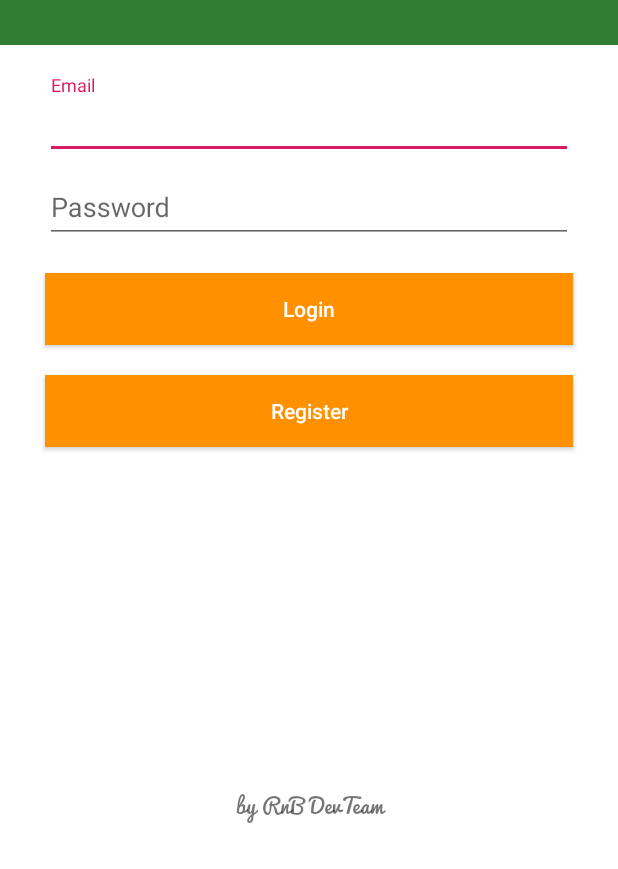
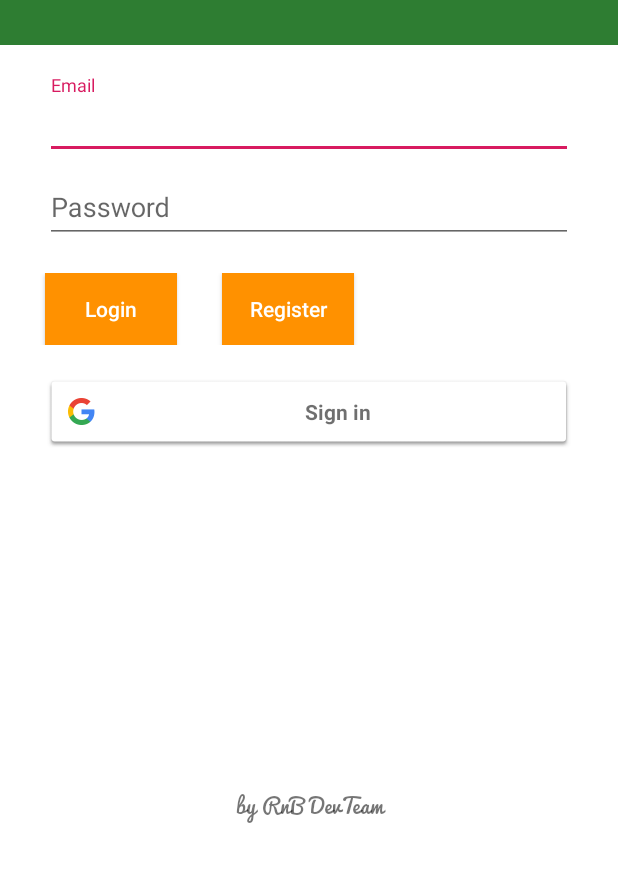
Before and after one commit to rioadhii/BelajarYuk2, an Android app: the screen it shows after launch (Login), on a phone screen of 412 x 824 dp, the part 367-1236 px from its top. Run offline under Robolectric (Android 15) with nearby library versions, the phone set to English and light mode, and no system bars; our stand-ins replace Firebase (no records; nobody signed in at launch, a user with empty details on screens opened directly).

Commit message:
fix login

```diff
--- a/app/build.gradle
+++ b/app/build.gradle
@@ -32,7 +32,7 @@ dependencies {
     annotationProcessor 'com.github.bumptech.glide:compiler:4.9.0'
     implementation 'com.github.andyxialm:ColorDialog:1.0.0'
     implementation 'com.google.android.gms:play-services-auth:11.8.0' // ADDED
-
+    implementation 'com.firebaseui:firebase-ui-auth:3.2.2'
     implementation 'com.google.firebase:firebase-auth:11.8.0'
     implementation 'com.google.firebase:firebase-database:11.8.0'
     implementation 'com.google.firebase:firebase-storage:11.8.0'
--- a/app/src/main/java/com/esaunggul/doayuk/Login.java
+++ b/app/src/main/java/com/esaunggul/doayuk/Login.java
@@ -1,5 +1,6 @@
 package com.esaunggul.doayuk;
 
+import android.app.Activity;
 import android.app.ProgressDialog;
 import android.content.Intent;
 import android.graphics.Typeface;
@@ -16,6 +17,12 @@ import android.widget.EditText;
 import android.widget.TextView;
 import android.widget.Toast;
 
+import com.google.android.gms.auth.api.signin.GoogleSignIn;
+import com.google.android.gms.auth.api.signin.GoogleSignInAccount;
+import com.google.android.gms.auth.api.signin.GoogleSignInClient;
+import com.google.android.gms.auth.api.signin.GoogleSignInOptions;
+import com.google.android.gms.common.SignInButton;
+import com.google.android.gms.common.api.ApiException;
 import com.google.android.gms.tasks.OnCompleteListener;
 import com.google.android.gms.tasks.Task;
 import com.google.firebase.FirebaseApp;
@@ -28,6 +35,8 @@ import com.google.firebase.database.FirebaseDatabase;
 public class Login extends AppCompatActivity implements View.OnClickListener{
     private static final String TAG = "LoginActivity";
     private DatabaseReference mDatabase;
+    private SignInButton googleSignInButton;
+    private GoogleSignInClient googleSignInClient;
 
     private TextView labelAplikasi;
     private TextView labelAuthor;
@@ -49,6 +58,20 @@ public class Login extends AppCompatActivity implements View.OnClickListener{
         session = new SessionManager(getApplicationContext());
         mDatabase = FirebaseDatabase.getInstance().getReference();
         mAuth = FirebaseAuth.getInstance();
+        googleSignInButton = findViewById(R.id.sign_in_button);
+        GoogleSignInOptions gso = new GoogleSignInOptions.Builder(GoogleSignInOptions.DEFAULT_SIGN_IN)
+                .requestEmail()
+                .build();
+        googleSignInClient = GoogleSignIn.getClient(this, gso);
+        googleSignInButton.setOnClickListener(new View.OnClickListener() {
+            @Override
+            public void onClick(View v) {
+                Intent signInIntent = googleSignInClient.getSignInIntent();
+                loadingProgress.setMessage("Harap menunggu...");
+                loadingProgress.show();
+                startActivityForResult(signInIntent, 101);
+            }
+        });
 
         labelAplikasi = findViewById(R.id.labelAplikasi);
         labelAuthor = findViewById(R.id.labelAuthor);
@@ -67,42 +90,6 @@ public class Login extends AppCompatActivity implements View.OnClickListener{
         //nambahin method onClick, biar tombolnya bisa diklik
         btnLogin.setOnClickListener(this);
         btnRegister.setOnClickListener(this);
-
-        /*btnLogin.setOnClickListener(new View.OnClickListener() {
-            @Override
-            public void onClick(View v) {
-                if(TextUtils.isEmpty(txtUsername.getText())){
-                    txtUsername.setError( "Harap mengisi username!" );
-                }
-                else if (TextUtils.isEmpty(txtPassword.getText())){
-                    txtPassword.setError( "Harap mengisi password!" );
-                }
-                else{
-                    loadingProgress.setMessage("Harap menunggu...");
-                    loadingProgress.show();
-                    new Handler().postDelayed(new Runnable() {
-
-                        @Override
-                        public void run() {
-                            String username = txtUsername.getText().toString();
-                            String password = txtPassword.getText().toString();
-                            if (password.equals("123456")){
-                                session.createLoginSession(username);
-                                Intent intent = new Intent(Login.this, MainActivity.class);
-                                startActivity(intent);
-                                finish();
-                            }
-                            else{
-                                Toast.makeText(Login.this, "Username atau Password anda salah.",
-                                        Toast.LENGTH_LONG).show();
-                            }
-                            loadingProgress.dismiss();
-                            //whatever you want just you have to launch overhere.
-                        }
-                    }, 1000);//just mention the time when you want to launch your action
-                }
-            }
-        });*/
     }
 
     //fungsi signin untuk mengkonfirmasi data pengguna yang sudah mendaftar sebelumnya
@@ -194,7 +181,7 @@ public class Login extends AppCompatActivity implements View.OnClickListener{
         writeNewAdmin(user.getUid(), username, user.getEmail());
 
         // Go to MainActivity
-        session.createLoginSession(username);
+        session.createLoginSession(username, "Basic");
         Intent intent = new Intent(Login.this, MainActivity.class);
         startActivity(intent);
         finish();
@@ -254,4 +241,49 @@ public class Login extends AppCompatActivity implements View.OnClickListener{
             signUp();
         }
     }
+
+    @Override
+    public void onActivityResult(int requestCode, int resultCode, Intent data) {
+        super.onActivityResult(requestCode, resultCode, data);
+        loadingProgress.hide();
+        if (resultCode == Activity.RESULT_OK)
+            switch (requestCode) {
+                case 101:
+                    try {
+                        // The Task returned from this call is always completed, no need to attach
+                        // a listener.
+                        Task<GoogleSignInAccount> task = GoogleSignIn.getSignedInAccountFromIntent(data);
+                        GoogleSignInAccount account = task.getResult(ApiException.class);
+                        onLoggedIn(account);
+                    } catch (ApiException e) {
+                        // The ApiException status code indicates the detailed failure reason.
+                        Log.w(TAG, "signInResult:failed code=" + e.getStatusCode());
+                    }
+                    break;
+            }
+    }
+
+    private void onLoggedIn(GoogleSignInAccount googleSignInAccount) {
+        String userName = googleSignInAccount.getGivenName();
+        session.createLoginSession(userName, "Google");
+        Intent intent = new Intent(Login.this, MainActivity.class);
+        startActivity(intent);
+        finish();
+    }
+
+    @Override
+    public void onStart() {
+        super.onStart();
+        GoogleSignInAccount alreadyloggedAccount = GoogleSignIn.getLastSignedInAccount(this);
+        if (alreadyloggedAccount != null) {
+            onLoggedIn(alreadyloggedAccount);
+        } else {
+            Log.d(TAG, "Not logged in");
+        }
+    }
+
+    public void onBackPressed() {
+        //do nothing
+        finish();
+    }
 }
--- a/app/src/main/java/com/esaunggul/doayuk/MainActivity.java
+++ b/app/src/main/java/com/esaunggul/doayuk/MainActivity.java
@@ -3,7 +3,16 @@ package com.esaunggul.doayuk;
 import android.content.Intent;
 import android.graphics.Typeface;
 import android.os.SystemClock;
+
+import com.google.android.gms.auth.api.signin.GoogleSignIn;
+import com.google.android.gms.auth.api.signin.GoogleSignInAccount;
+import com.google.android.gms.auth.api.signin.GoogleSignInClient;
+import com.google.android.gms.auth.api.signin.GoogleSignInOptions;
+import com.google.android.gms.tasks.OnCompleteListener;
+import com.google.android.gms.tasks.Task;
 import com.google.android.material.snackbar.Snackbar;
+
+import androidx.annotation.NonNull;
 import androidx.core.content.res.ResourcesCompat;
 import androidx.appcompat.app.AppCompatActivity;
 import android.os.Bundle;
@@ -17,7 +26,10 @@ import java.util.HashMap;
 public class MainActivity extends AppCompatActivity {
     SessionManager session;
     TextView labelAplikasi;
+    String loginMethod = "";
+    private GoogleSignInClient googleSignInClient;
     private long mLastClickTime = 0;
+    public static final String GOOGLE_ACCOUNT = "google_account";
 
     //TextView labelUser;
     @Override
@@ -32,10 +44,14 @@ public class MainActivity extends AppCompatActivity {
 
         // name
         String username = user.get(SessionManager.KEY_USERNAME);
+        String loginMethods = user.get(SessionManager.LOGIN_METHOD);
+        GoogleSignInOptions gso = new GoogleSignInOptions.Builder(GoogleSignInOptions.DEFAULT_SIGN_IN)
+                .requestIdToken(getString(R.string.web_client_id))
+                .requestEmail()
+                .build();
+        googleSignInClient = GoogleSignIn.getClient(this, gso);
+
         labelAplikasi = findViewById(R.id.labelAplikasi);
-        //labelUser = findViewById(R.id.labelUser);
-        //getSupportActionBar().setDisplayShowHomeEnabled(true);
-        //getSupportActionBar().setIcon(R.drawable.ic_smile);
         getSupportActionBar().setDisplayShowTitleEnabled(false);
 
         if(session.isFirstAccess()) {
@@ -63,6 +79,13 @@ public class MainActivity extends AppCompatActivity {
 
     public boolean onOptionsItemSelected(MenuItem item) {
         if (item.getItemId() == R.id.logout) {
+            googleSignInClient.signOut().addOnCompleteListener(new OnCompleteListener<Void>() {
+                @Override
+                public void onComplete(@NonNull Task<Void> task) {
+                    //On Succesfull signout we navigate the user back to LoginActivity
+                    session.logoutUser();
+                }
+            });
             session.logoutUser();
         }
         return true;
--- a/app/src/main/res/layout/activity_login.xml
+++ b/app/src/main/res/layout/activity_login.xml
@@ -78,26 +78,45 @@
 
             </com.google.android.material.textfield.TextInputLayout>
 
+
+            <LinearLayout
+                android:id="@+id/linearLayout1"
+                android:layout_width="match_parent"
+                android:layout_marginTop="20dp"
+                android:layout_height="wrap_content" >
+
                 <Button
                     android:id="@+id/btnLogin"
-                android:layout_width="match_parent"
+                    android:layout_width="wrap_content"
                     android:layout_height="wrap_content"
-                android:layout_marginHorizontal="30dp"
-                android:layout_marginTop="20dp"
+                    android:layout_marginLeft="30dp"
                     android:textAllCaps="false"
                     android:background="@color/colorOrange"
                     android:text="Login"
                     android:textColor="@color/colorWhite" />
+
                 <Button
                     android:id="@+id/btnRegister"
-                android:layout_width="match_parent"
+                    android:layout_width="wrap_content"
                     android:layout_height="wrap_content"
-                android:layout_marginHorizontal="30dp"
-                android:layout_marginTop="20dp"
+                    android:layout_marginRight="30dp"
+                    android:layout_marginLeft="30dp"
                     android:textAllCaps="false"
                     android:background="@color/colorOrange"
                     android:text="Register"
                     android:textColor="@color/colorWhite" />
+
+            </LinearLayout>
+
+            <com.google.android.gms.common.SignInButton
+                android:id="@+id/sign_in_button"
+                android:layout_toRightOf="@id/btnLogin"
+                android:layout_width="match_parent"
+                android:layout_marginTop="20dp"
+                android:layout_marginHorizontal="30dp"
+
+                android:layout_height="wrap_content"/>
+
 
             <TextView
                 android:id="@+id/labelAuthor"
--- a/app/src/main/res/values/strings.xml
+++ b/app/src/main/res/values/strings.xml
@@ -2,4 +2,5 @@
     <string name="app_name">Doa Yuk</string>
     <string name="backdrop_title">Materi Pelajaran</string>
     <string name="backdrop_subtitle">Kamu harus memahami materi dibawah ini</string>
+    <string name="web_client_id">450999419813-dhml8it9fbr7b31a1s2pq91srsbhnqm4.apps.googleusercontent.com</string>
 </resources>
```
Also changed, not shown: app/src/main/java/com/esaunggul/doayuk/SessionManager.java (+9 -1 lines). Lines whose indentation alone changed are shown as unchanged.
